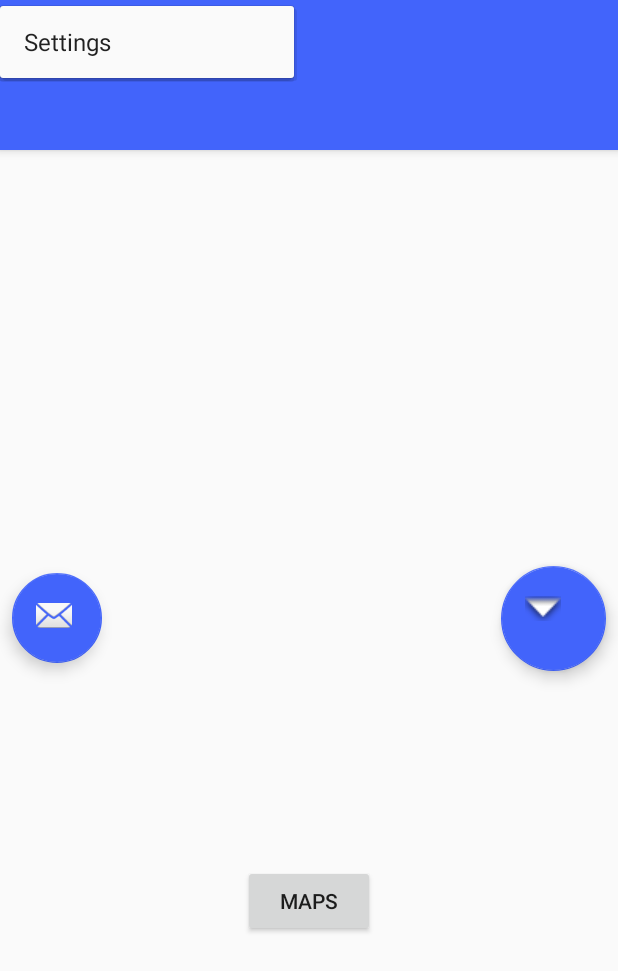
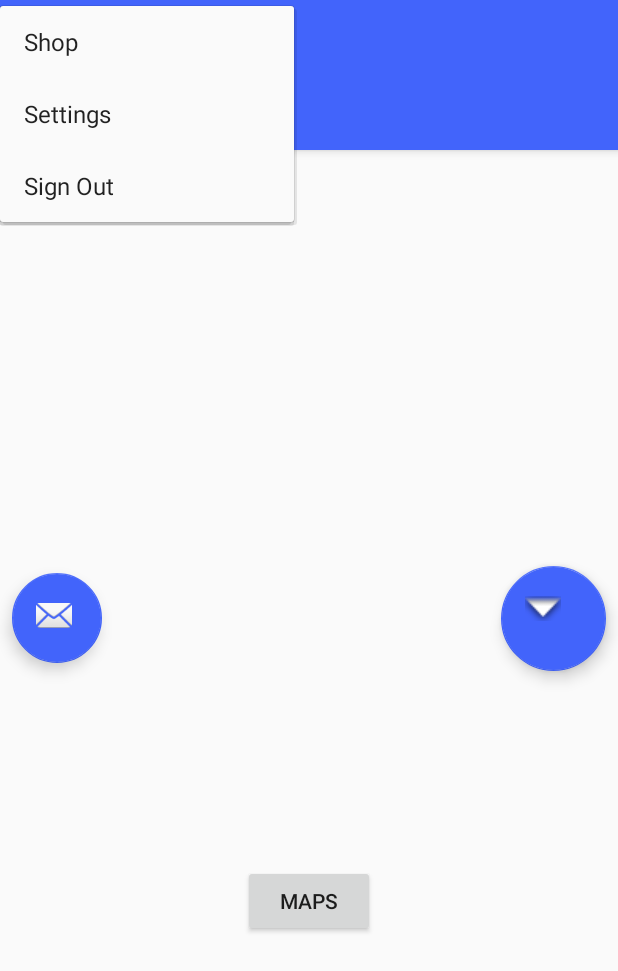
Before and after one commit to nik5y/Coinz, an Android app: the MainActivity screen opened directly, with no data from a screen before it, with the options menu open, on a phone screen of 412 x 824 dp. Shown: the top 971 px of the screen. Run offline under Robolectric (Android 15) with nearby library versions, the phone set to English and light mode, and no system bars.

Commit message:
Finished(?) Loggin and Signing in. Added menu bar. Started trying to assign different icons to different currencies.

```diff
--- a/app/build.gradle
+++ b/app/build.gradle
@@ -28,6 +28,8 @@ android {
 }
 
 dependencies {
+    //
+
     implementation fileTree(dir: 'libs', include: ['*.jar'])
     implementation "org.jetbrains.kotlin:kotlin-stdlib-jdk7:$kotlin_version"
     implementation 'com.android.support:appcompat-v7:27.1.1'
--- a/app/src/main/java/uk/ac/ed/inf/coinz/MainActivity.kt
+++ b/app/src/main/java/uk/ac/ed/inf/coinz/MainActivity.kt
@@ -58,7 +58,7 @@ class MainActivity : AppCompatActivity() {
         // automatically handle clicks on the Home/Up button, so long
         // as you specify a parent activity in AndroidManifest.xml.
         return when (item.itemId) {
-            R.id.action_settings -> true
+            R.id.sign_out_menu -> true
             else -> super.onOptionsItemSelected(item)
         }
     }
--- a/app/src/main/java/uk/ac/ed/inf/coinz/SignupActivity.kt
+++ b/app/src/main/java/uk/ac/ed/inf/coinz/SignupActivity.kt
@@ -81,6 +81,9 @@ class SignupActivity : AppCompatActivity() {
             alert.setMessage("Passwords do not match.")
             alert.show()
             Log.d(tag, "Passwords do not match.")
+            registerPassword.setText("")
+            registerPassword.setSelection(0)
+            registerConfirmPassword.setText("")
         }
 
     }
--- /dev/null
+++ b/app/src/main/res/drawable/icon.xml
@@ -0,0 +1,5 @@
+<vector android:height="24dp" android:tint="#FFE6FD"
+    android:viewportHeight="24.0" android:viewportWidth="24.0"
+    android:width="24dp" xmlns:android="http://schemas.android.com/apk/res/android">
+    <path android:fillColor="#FF000000" android:pathData="M15,7.5V2H9v5.5l3,3 3,-3zM7.5,9H2v6h5.5l3,-3 -3,-3zM9,16.5V22h6v-5.5l-3,-3 -3,3zM16.5,9l-3,3 3,3H22V9h-5.5z"/>
+</vector>
--- a/app/src/main/res/menu/menu_main.xml
+++ b/app/src/main/res/menu/menu_main.xml
@@ -2,9 +2,24 @@
     xmlns:app="http://schemas.android.com/apk/res-auto"
     xmlns:tools="http://schemas.android.com/tools"
     tools:context="uk.ac.ed.inf.coinz.MainActivity">
+
     <item
-        android:id="@+id/action_settings"
-        android:orderInCategory="100"
-        android:title="@string/action_settings"
+        android:id="@+id/shop_menu"
+        android:orderInCategory="1"
+        android:title="Shop"
+        app:showAsAction="never"  />
+
+    <item
+        android:id="@+id/settings_menu"
+        android:orderInCategory="2"
+        android:title="Settings"
+        app:showAsAction="never"  />
+
+    <item
+        android:id="@+id/sign_out_menu"
+        android:title="Sign Out"
+        android:orderInCategory="3"
         app:showAsAction="never" />
+
+
 </menu>
--- a/build.gradle
+++ b/build.gradle
@@ -12,6 +12,7 @@ buildscript {
         classpath 'com.android.tools.build:gradle:3.2.0'
         classpath "org.jetbrains.kotlin:kotlin-gradle-plugin:$kotlin_version"
 
+        //
         // NOTE: Do not place your application dependencies here; they belong
         // in the individual module build.gradle files
         classpath 'com.google.gms:google-services:4.2.0'
```
Also changed, not shown: app/src/main/AndroidManifest.xml (+3 -15 lines), app/src/main/java/uk/ac/ed/inf/coinz/LoginActivity.kt (+24 -4 lines), app/src/main/java/uk/ac/ed/inf/coinz/MapsActivity.kt (+32 -36 lines), app/src/main/res/layout/activity_login2.xml (+38 -4 lines).
